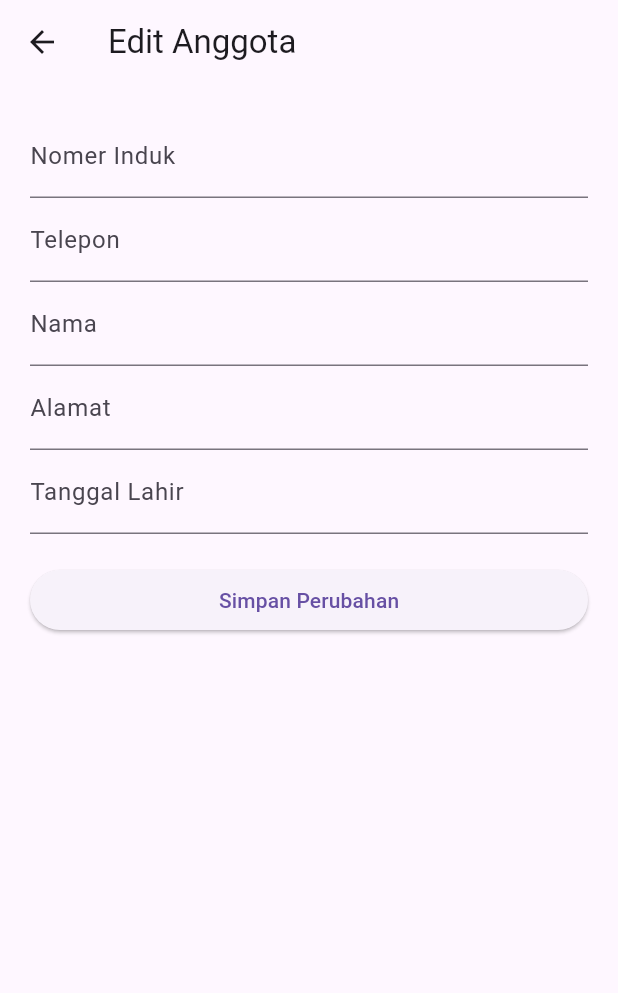
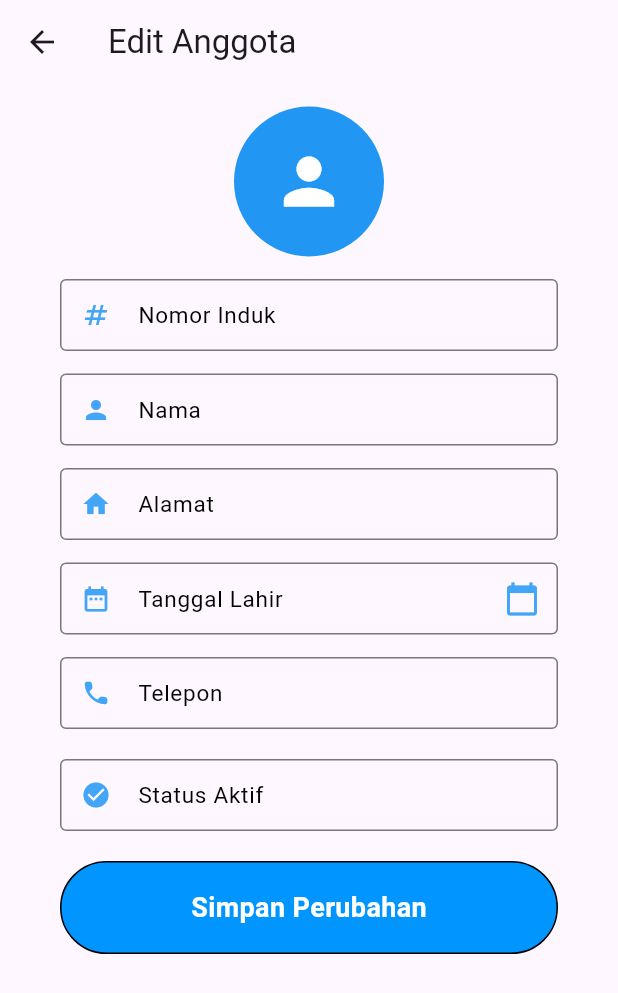
Before and after one commit to Krisnarhesa/MobileApp-FlutterProject, a Flutter app: the EditAnggotaPage screen opened by its route, after a tap on "Simpan Perubahan", on a phone screen of 412 x 824 dp. Shown: the top 993 px of the screen. Run offline on Flutter 3.47's test engine with Material 3 defaults, Android fonts, the light colour scheme and no system bars; our stand-ins replace dio, flutter_svg, font_awesome_flutter, get_storage; accounts and stored records are empty; statements that could not run were skipped.

Commit message:
update UI

```diff
--- a/lib/EditAnggotaPage.dart
+++ b/lib/EditAnggotaPage.dart
@@ -13,19 +13,21 @@
   final _apiUrl = 'https://mobileapis.manpits.xyz/api';
   late dynamic anggota;
 
-  TextEditingController _nomerIndukController = TextEditingController();
-  TextEditingController _teleponController = TextEditingController();
-  TextEditingController _namaController = TextEditingController();
-  TextEditingController _alamatController = TextEditingController();
-  TextEditingController _tglLahirController = TextEditingController();
+  TextEditingController nomerIndukController = TextEditingController();
+  TextEditingController teleponController = TextEditingController();
+  TextEditingController namaController = TextEditingController();
+  TextEditingController alamatController = TextEditingController();
+  TextEditingController tglLahirController = TextEditingController();
+  TextEditingController statusController = TextEditingController();
 
   @override
   void dispose() {
-    _nomerIndukController.dispose();
-    _teleponController.dispose();
-    _namaController.dispose();
-    _alamatController.dispose();
-    _tglLahirController.dispose();
+    nomerIndukController.dispose();
+    teleponController.dispose();
+    namaController.dispose();
+    alamatController.dispose();
+    tglLahirController.dispose();
+    statusController.dispose();
     super.dispose();
   }
 
@@ -35,11 +37,12 @@
     // Get anggota data from argument
     anggota = ModalRoute.of(context)?.settings.arguments;
     // Set anggota data to text controller
-    _nomerIndukController.text = anggota['nomor_induk'].toString();
-    _teleponController.text = anggota['telepon'];
-    _namaController.text = anggota['nama'];
-    _alamatController.text = anggota['alamat'];
-    _tglLahirController.text = anggota['tgl_lahir'];
+    nomerIndukController.text = anggota['nomor_induk'].toString();
+    teleponController.text = anggota['telepon'];
+    namaController.text = anggota['nama'];
+    alamatController.text = anggota['alamat'];
+    tglLahirController.text = anggota['tgl_lahir'];
+    statusController.text = anggota['status_aktif'].toString();
   }
 
   @override
@@ -48,44 +51,172 @@
       appBar: AppBar(
         title: Text('Edit Anggota'),
       ),
-      body: SingleChildScrollView(
-        padding: EdgeInsets.all(20),
+      body: Container(
+        padding: EdgeInsets.symmetric(horizontal: 40),
+        height: MediaQuery.of(context).size.height - 50,
+        width: double.infinity,
         child: Column(
-          crossAxisAlignment: CrossAxisAlignment.stretch,
           children: [
+            SizedBox(height: 15),
+            Center(
+              child: CircleAvatar(
+                radius: 50,
+                backgroundColor: Colors.blue,
+                child: Icon(
+                  Icons.person,
+                  size: 50,
+                  color: Colors.white,
+                ),
+              ),
+            ),
+            SizedBox(height: 15),
             TextField(
-              controller: _nomerIndukController,
-              decoration: InputDecoration(labelText: 'Nomer Induk'),
+              controller: nomerIndukController,
+              decoration: InputDecoration(
+                labelText: 'Nomor Induk',
+                labelStyle: TextStyle(
+                    color: Colors.black,
+                    fontSize: 15,
+                    fontWeight: FontWeight.w400),
+                prefixIcon:
+                    Icon(Icons.numbers, color: Colors.blue.shade400, size: 20),
+                contentPadding:
+                    EdgeInsets.symmetric(vertical: 0, horizontal: 10),
+                border: OutlineInputBorder(
+                  borderSide: BorderSide(color: Colors.grey.shade400),
+                ),
+              ),
             ),
+            SizedBox(height: 15),
             TextField(
-              controller: _teleponController,
-              decoration: InputDecoration(labelText: 'Telepon'),
+              controller: namaController,
+              decoration: InputDecoration(
+                labelText: 'Nama',
+                labelStyle: TextStyle(
+                    color: Colors.black,
+                    fontSize: 15,
+                    fontWeight: FontWeight.w400),
+                prefixIcon:
+                    Icon(Icons.person, color: Colors.blue.shade400, size: 20),
+                contentPadding:
+                    EdgeInsets.symmetric(vertical: 0, horizontal: 10),
+                border: OutlineInputBorder(
+                  borderSide: BorderSide(color: Colors.grey.shade400),
+                ),
+              ),
             ),
+            SizedBox(height: 15),
             TextField(
-              controller: _namaController,
-              decoration: InputDecoration(labelText: 'Nama'),
+              controller: alamatController,
+              decoration: InputDecoration(
+                labelText: 'Alamat',
+                labelStyle: TextStyle(
+                    color: Colors.black,
+                    fontSize: 15,
+                    fontWeight: FontWeight.w400),
+                prefixIcon:
+                    Icon(Icons.home, color: Colors.blue.shade400, size: 20),
+                contentPadding:
+                    EdgeInsets.symmetric(vertical: 0, horizontal: 10),
+                border: OutlineInputBorder(
+                  borderSide: BorderSide(color: Colors.grey.shade400),
+                ),
+              ),
             ),
+            SizedBox(height: 15),
             TextField(
-              controller: _alamatController,
-              decoration: InputDecoration(labelText: 'Alamat'),
+              readOnly: true,
+              controller: tglLahirController,
+              decoration: InputDecoration(
+                labelText: 'Tanggal Lahir',
+                labelStyle: TextStyle(
+                    color: Colors.black,
+                    fontSize: 15,
+                    fontWeight: FontWeight.w400),
+                prefixIcon: Icon(Icons.date_range,
+                    color: Colors.blue.shade400, size: 20),
+                suffixIcon: IconButton(
+                  icon: Icon(Icons.calendar_today),
+                  color: Colors.blue.shade400,
+                  onPressed: _showDatePicker,
+                ),
+                contentPadding:
+                    EdgeInsets.symmetric(vertical: 0, horizontal: 10),
+                border: OutlineInputBorder(
+                  borderSide: BorderSide(color: Colors.grey.shade400),
+                ),
+              ),
             ),
+            SizedBox(height: 15),
             TextField(
-              controller: _tglLahirController,
-              decoration: InputDecoration(labelText: 'Tanggal Lahir'),
+              controller: teleponController,
+              decoration: InputDecoration(
+                labelText: 'Telepon',
+                labelStyle: TextStyle(
+                    color: Colors.black,
+                    fontSize: 15,
+                    fontWeight: FontWeight.w400),
+                prefixIcon: Icon(Icons.phone_rounded,
+                    color: Colors.blue.shade400, size: 20),
+                contentPadding:
+                    EdgeInsets.symmetric(vertical: 0, horizontal: 10),
+                border: OutlineInputBorder(
+                  borderSide: BorderSide(color: Colors.grey.shade400),
+                ),
+              ),
             ),
             SizedBox(height: 20),
-            ElevatedButton(
-              onPressed: () {
+            TextField(
+              controller: statusController,
+              decoration: InputDecoration(
+                labelText: 'Status Aktif',
+                labelStyle: TextStyle(
+                    color: Colors.black,
+                    fontSize: 15,
+                    fontWeight: FontWeight.w400),
+                prefixIcon: Icon(Icons.check_circle,
+                    color: Colors.blue.shade400, size: 20),
+                contentPadding:
+                    EdgeInsets.symmetric(vertical: 0, horizontal: 10),
+                border: OutlineInputBorder(
+                  borderSide: BorderSide(color: Colors.grey.shade400),
+                ),
+              ),
+            ),
+            SizedBox(height: 20),
+            InkWell(
+              borderRadius: BorderRadius.circular(10),
+              onTap: () {
                 editAnggota(
                   anggota['id'],
-                  _nomerIndukController.text,
-                  _teleponController.text,
-                  _namaController.text,
-                  _alamatController.text,
-                  _tglLahirController.text,
+                  nomerIndukController.text,
+                  teleponController.text,
+                  namaController.text,
+                  alamatController.text,
+                  tglLahirController.text,
+                  statusController.text,
                 );
               },
-              child: Text('Simpan Perubahan'),
+              child: Ink(
+                decoration: BoxDecoration(
+                  borderRadius: BorderRadius.circular(50),
+                  border: Border.all(color: Colors.black),
+                  color: Color(0xff0095FF),
+                ),
+                child: Container(
+                  width: double.infinity,
+                  height: 60,
+                  alignment: Alignment.center,
+                  child: Text(
+                    "Simpan Perubahan",
+                    style: TextStyle(
+                      fontWeight: FontWeight.w600,
+                      fontSize: 18,
+                      color: Colors.white,
+                    ),
+                  ),
+                ),
+              ),
             ),
           ],
         ),
@@ -100,6 +231,7 @@
     String nama,
     String alamat,
     String tglLahir,
+    String statusAktif,
   ) async {
     try {
       final _response = await _dio.put(
@@ -110,7 +242,7 @@
           'alamat': alamat,
           'tgl_lahir': tglLahir,
           'telepon': telepon,
-          'status_aktif': 1,
+          'status_aktif': statusAktif,
         },
         options: Options(
           headers: {'Authorization': 'Bearer ${_storage.read('token')}'},
@@ -133,4 +265,19 @@
       print('${e.response} - ${e.response?.statusCode}');
     }
   }
+
+  void _showDatePicker() {
+    showDatePicker(
+      context: context,
+      initialDate: DateTime.now(),
+      firstDate: DateTime(1900),
+      lastDate: DateTime.now(),
+    ).then((value) {
+      if (value != null) {
+        setState(() {
+          tglLahirController.text = value.toString().split(' ')[0];
+        });
+      }
+    });
+  }
 }
```
